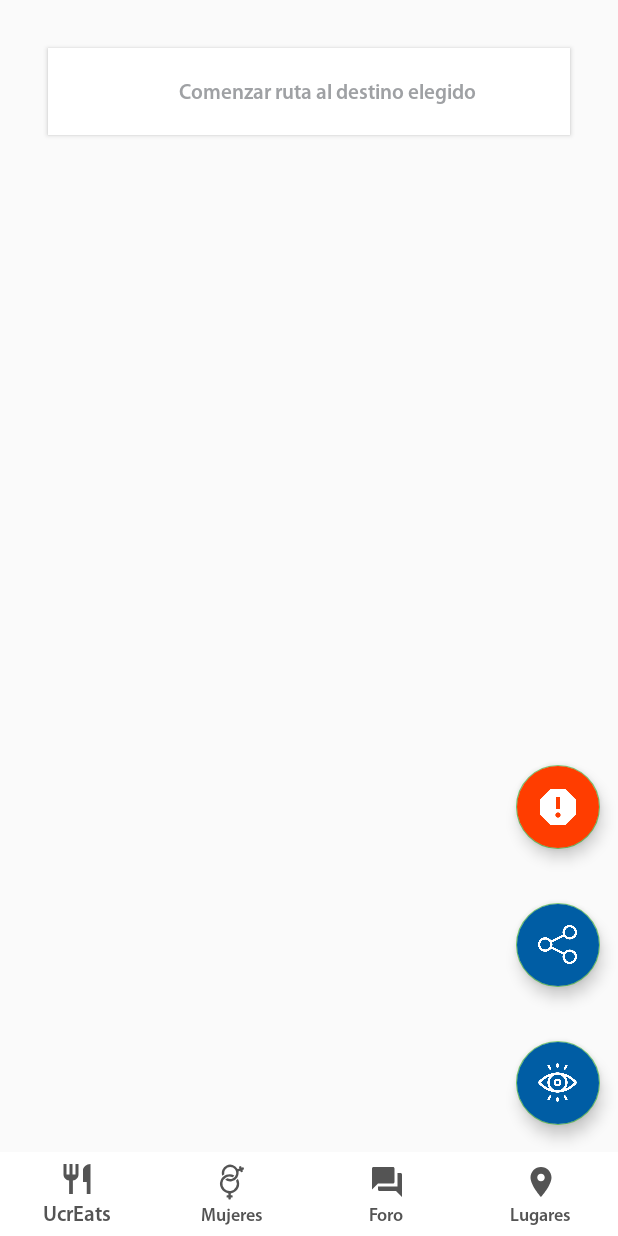
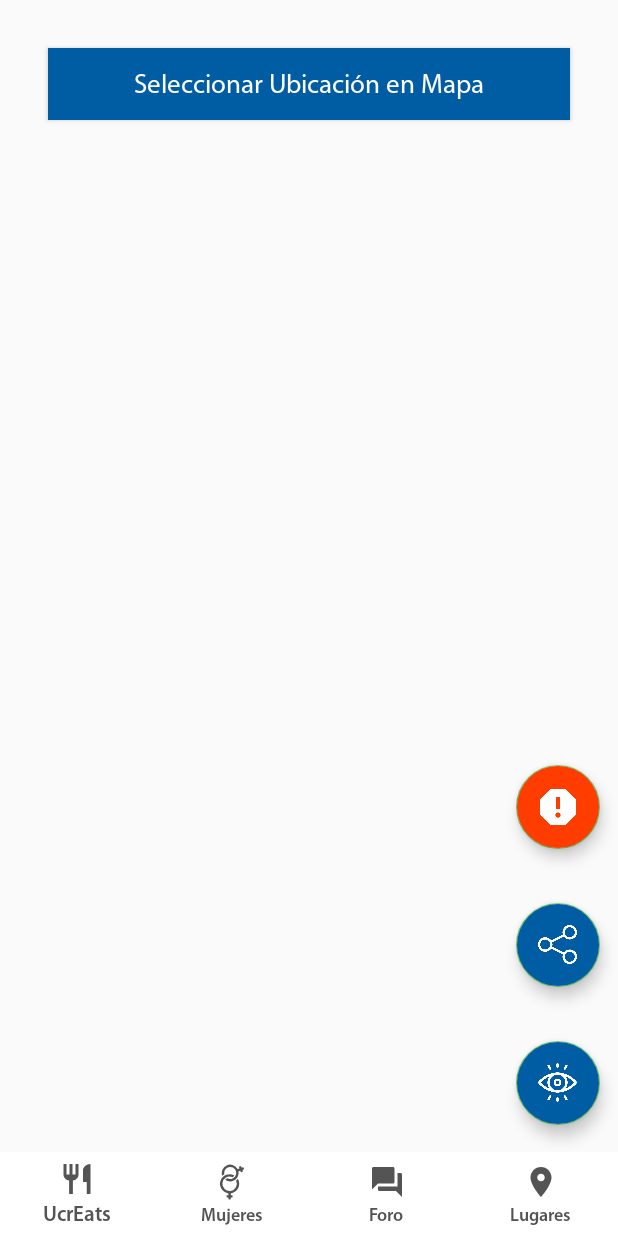
Before and after one commit to merojosa/Campus-UCR, an Android app: the MainRedMujeres screen opened directly, with no data from a screen before it, on a phone screen of 412 x 824 dp. Run offline under Robolectric (Android 15) with nearby library versions, the phone set to English and light mode, and no system bars; our stand-ins replace Firebase (no records; nobody signed in at launch, a user with empty details on screens opened directly), Timber; libraries missing offline, so code that uses them is left out: com.mapbox.android, com.mapbox.api, com.mapbox.core, com.mapbox.geojson, com.mapbox.mapboxsdk and 2 more; plain views replace MapView; 6 statements that could not run were skipped.

Commit message:
UI MapaRM más Intuitivo

```diff
--- a/app/src/main/java/cr/ac/ucr/ecci/cql/campus20/red_mujeres/MainRedMujeres.java
+++ b/app/src/main/java/cr/ac/ucr/ecci/cql/campus20/red_mujeres/MainRedMujeres.java
@@ -221,10 +221,14 @@ public class MainRedMujeres extends AppCompatActivity implements OnMapReadyCallb
                 getGroupMembersPositions();
 
                 mapboxMap.addOnMapClickListener(MainRedMujeres.this);
+
+
                 button = findViewById(R.id.startButton);
                 button.setOnClickListener(new View.OnClickListener() {
                     @Override
                     public void onClick(View v) {
+
+
                         iniciarRuta();
                     }
                 });
@@ -438,7 +442,8 @@ public class MainRedMujeres extends AppCompatActivity implements OnMapReadyCallb
         // Llamado a calculo de ruta con puntos de origen y destino establecidos
         getRoute(originPoint, destinationPoint);
         button.setEnabled(true);
-        button.setBackgroundResource(R.color.mapboxBlue);
+        button.setBackgroundResource(R.color.verde_UCR);
+        button.setText("Iniciar Viaje");
         return true;
     }
 
--- a/app/src/main/res/layout/activity_red_mujeres.xml
+++ b/app/src/main/res/layout/activity_red_mujeres.xml
@@ -22,19 +22,19 @@
         <Button
             android:id="@+id/startButton"
             android:layout_width="match_parent"
-            android:layout_height="58dp"
+            android:layout_height="wrap_content"
             android:layout_gravity="center_horizontal|top"
             android:layout_margin="32dp"
-            android:layout_marginTop="80dp"
-            android:background="@color/blanco_UCR"
+            android:background="@color/azul_UCR"
             android:cursorVisible="true"
-            android:elevation="24dp"
             android:enabled="true"
-            android:paddingLeft="24dp"
-            android:text="Comenzar ruta al destino elegido"
+            android:fontFamily="@font/myriad_pro_regular"
+            android:foregroundGravity="top"
+            android:text="Seleccionar Ubicación en Mapa"
+            android:textAlignment="center"
             android:textAllCaps="false"
-            android:textColor="@color/gris_medio_UCR"
-            android:textSize="14sp" />
+            android:textColor="@color/blanco_UCR"
+            android:textSize="18sp" />
 
     </com.mapbox.mapboxsdk.maps.MapView>
 
```
